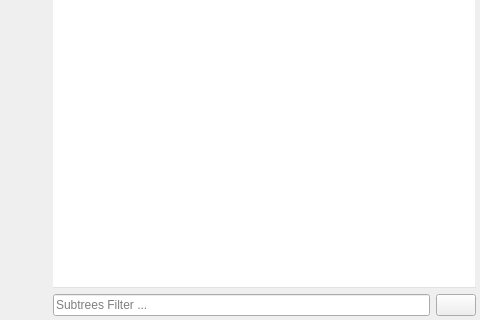
matijadizdar/Groot, file bt_editor/mainwindow.ui: the form before one commit; both pictures show x 334 to 814 and y 468 to 788 of the 814 by 788 pixel window.
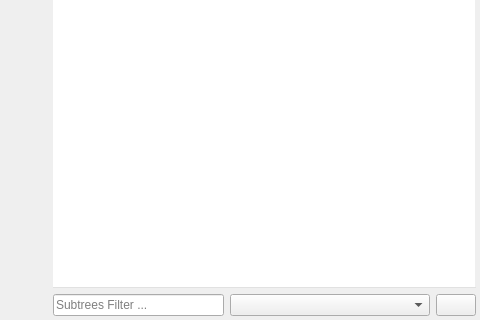
The form after the commit. Icons and pictures are not drawn.

Commit message: Added subtrees filter combobox selector

Patch:
```diff
--- a/bt_editor/mainwindow.ui
+++ b/bt_editor/mainwindow.ui
@@ -740,6 +740,16 @@
             </property>
            </widget>
           </item>
+          <item>
+           <widget class="QComboBox" name="comboBoxSubtreesFilter">
+            <property name="minimumSize">
+             <size>
+              <width>200</width>
+              <height>0</height>
+             </size>
+            </property>
+           </widget>
+          </item>
           <item>
            <widget class="QPushButton" name="pushButtonSubtreesFilter">
             <property name="text">
```
The commit also changes 2 other files.
